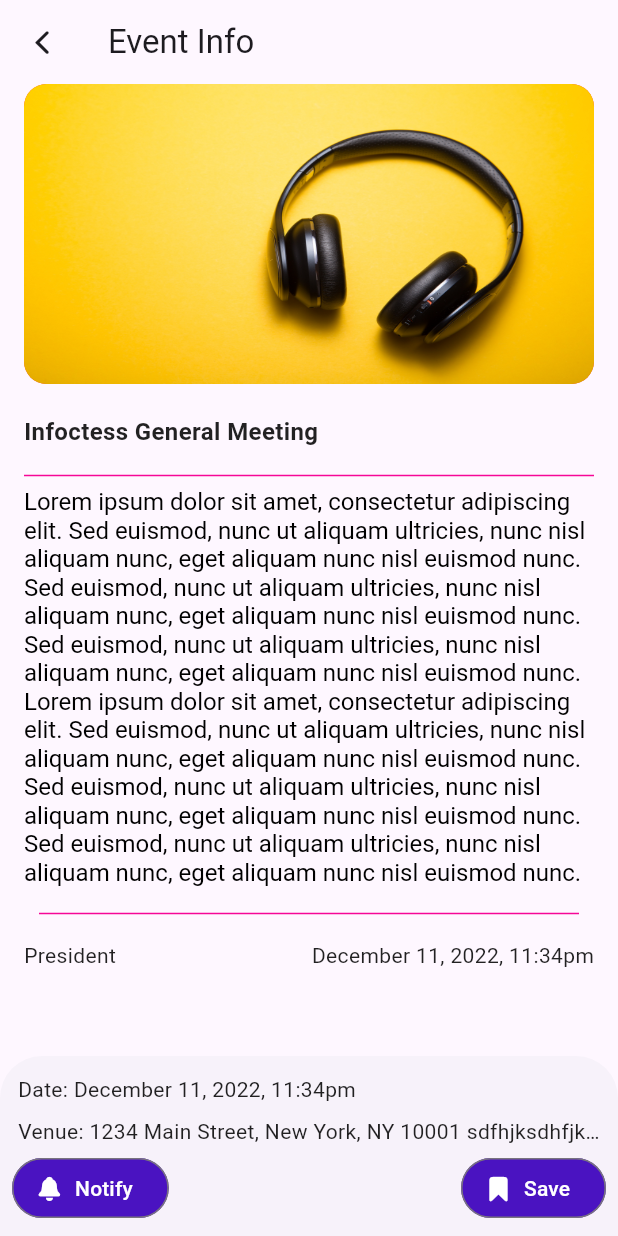
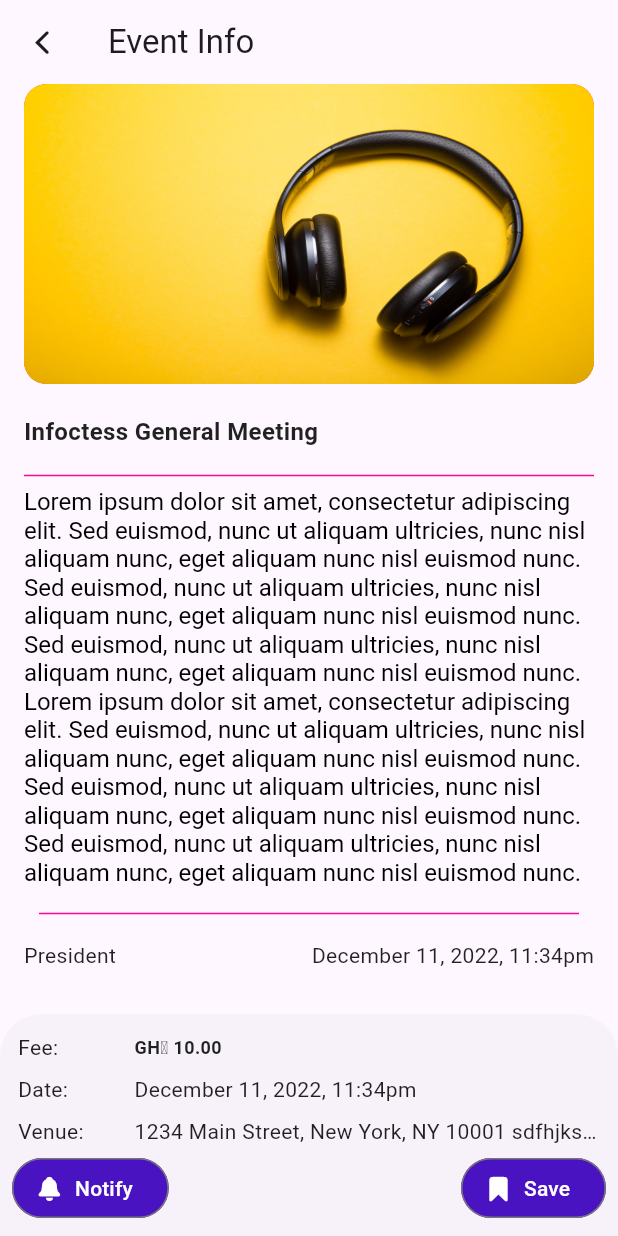
Before and after one commit to richprince23/infoctess_koneqt, a Flutter app: the OpenEventItem screen opened directly, on a phone screen of 412 x 824 dp. Run offline on Flutter 3.47's test engine with Material 2 defaults, Android fonts, the phone set to English and light mode, and no system bars; our stand-ins replace cached_network_image, firebase_core, google_fonts, image_cropper, image_picker, shared_preferences; missing offline and left inert: detectable_text_field; accounts and stored records are empty; network calls fail; Roboto replaces fonts that are missing (Sarabun).

```diff
--- a/lib/components/event_item.dart
+++ b/lib/components/event_item.dart
@@ -104,7 +104,7 @@ class OpenEventItem extends StatelessWidget {
       ),
       body: SingleChildScrollView(
         child: Container(
-          margin: const EdgeInsets.only(bottom: 110),
+          margin: const EdgeInsets.only(bottom: 140),
           padding: const EdgeInsets.only(left: 16.0, right: 16.0, bottom: 8.0),
           child: Column(
             crossAxisAlignment: CrossAxisAlignment.start,
@@ -173,12 +173,16 @@ class OpenEventItem extends StatelessWidget {
               padding: const EdgeInsets.all(4.0),
               child: Row(
                 children: [
-                  Text("Date: "),
+                  const Expanded(flex: 1, child: Text("Fee: ")),
                   Expanded(
-                      child: Text(
-                    "December 11, 2022, 11:34pm",
-                    style: TextStyle(overflow: TextOverflow.ellipsis),
-                  )),
+                    flex: 4,
+                    child: Text("GH₵ 10.00",
+                        style: GoogleFonts.sarabun(
+                            fontWeight: FontWeight.bold,
+                            fontSize: 12,
+                            color: AppTheme.themeData(false, context)
+                                .primaryColorLight)),
+                  ),
                 ],
               ),
             ),
@@ -186,8 +190,24 @@ class OpenEventItem extends StatelessWidget {
               padding: const EdgeInsets.all(4.0),
               child: Row(
                 children: [
-                  Text("Venue: "),
+                  const Expanded(flex: 1, child: Text("Date: ")),
                   Expanded(
+                    flex: 4,
+                    child: Text(
+                      "December 11, 2022, 11:34pm",
+                      style: TextStyle(overflow: TextOverflow.ellipsis),
+                    ),
+                  ),
+                ],
+              ),
+            ),
+            Padding(
+              padding: const EdgeInsets.all(4.0),
+              child: Row(
+                children: [
+                  const Expanded(flex: 1, child: Text("Venue: ")),
+                  Expanded(
+                    flex: 4,
                     child: Text(
                       "1234 Main Street, New York, NY 10001 sdfhjksdhfjkshdjfhsjkdhfjsdhfjksdhfjk",
                       style: TextStyle(overflow: TextOverflow.ellipsis),
--- a/lib/screens/forums.dart
+++ b/lib/screens/forums.dart
@@ -19,14 +19,14 @@ class _ForumsScreenState extends State<ForumsScreen> {
             child: AnimatedContainer(
                 // color: Colors.red,
                 padding: const EdgeInsets.all(5),
-                duration: const Duration(seconds: 1),
+                duration: const Duration(milliseconds: 300),
                 child: CreatePost()),
           ),
           SliverFillRemaining(
             child: Container(
               height: double.infinity,
               // margin: const EdgeInsets.only(top: 40),
-              padding: const EdgeInsets.all(10),
+              padding: const EdgeInsets.only(top: 5, left: 10, right: 10),
               width: MediaQuery.of(context).size.width,
               child: RefreshIndicator(
                 onRefresh: () async {
```
Also changed, not shown: lib/components/comment_input.dart (+13 -2 lines), lib/components/news_item.dart (+29 -5 lines), lib/components/post_item.dart (+13 -8 lines).
